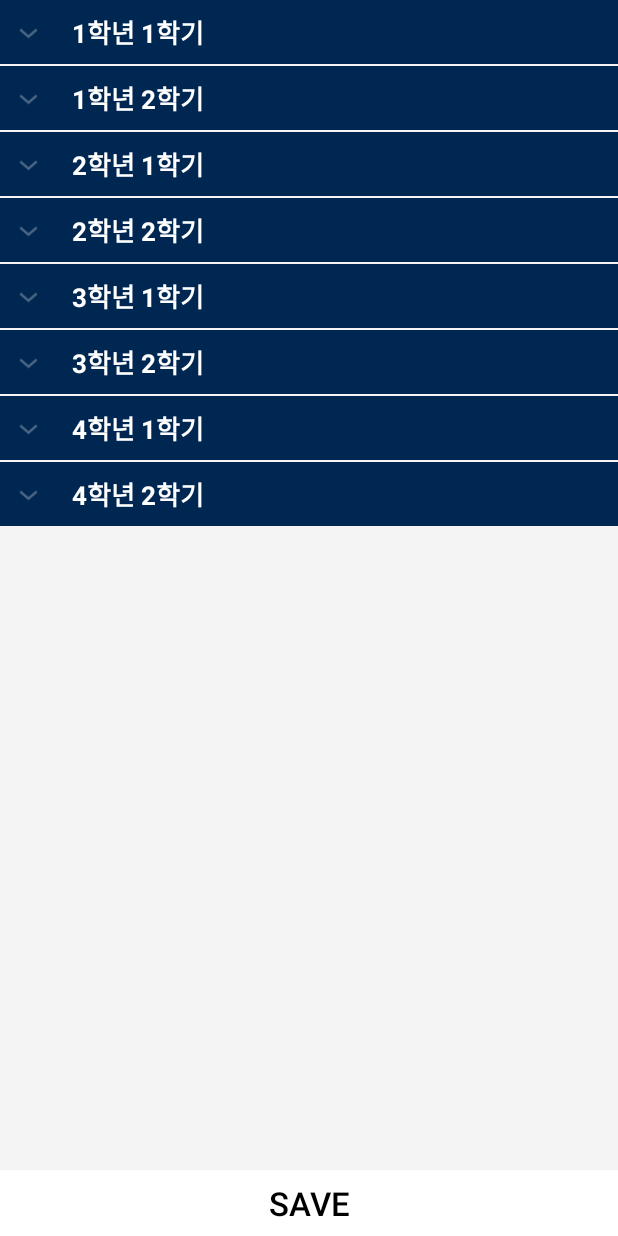
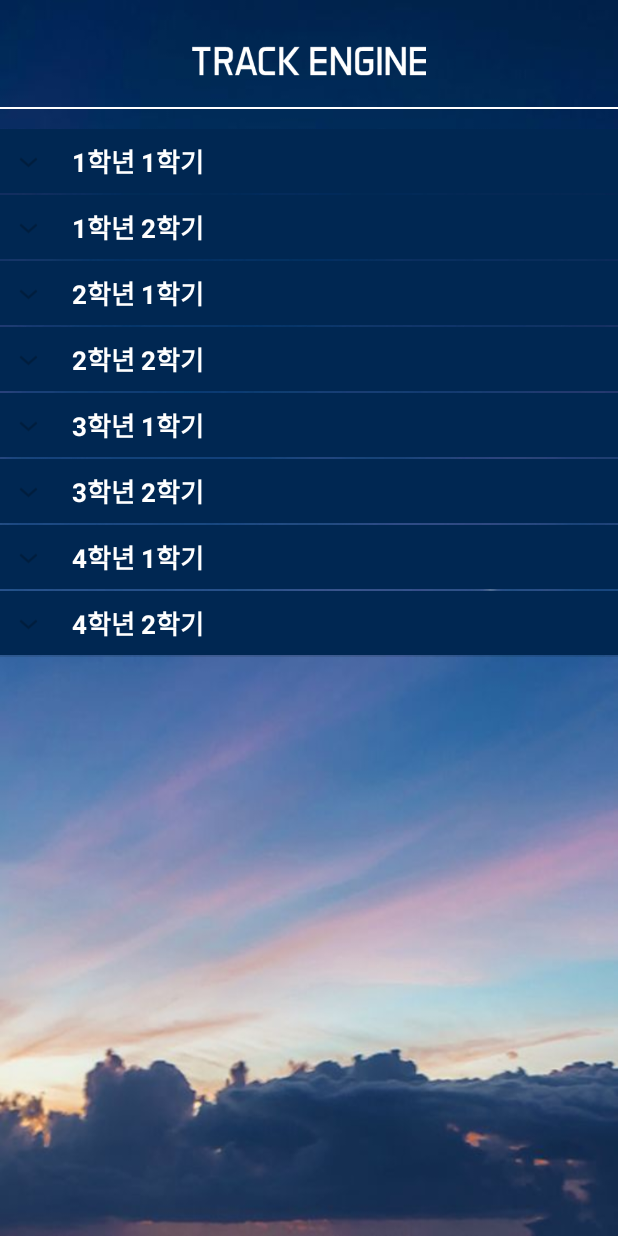
Before and after one commit to ParkMinHyun/SejongHackerton, an Android app: the RegisterStudyActivity screen opened directly, with no data from a screen before it, on a phone screen of 412 x 824 dp. Run offline under Robolectric (Android 15) with nearby library versions, the phone set to English and light mode, and no system bars.

Commit message:
액티비티 상단에 로고 삽입

```diff
--- a/TrackEngine/app/src/main/AndroidManifest.xml
+++ b/TrackEngine/app/src/main/AndroidManifest.xml
@@ -20,11 +20,10 @@
         </activity>
         <activity
             android:name=".AccreditInfoActivity"
-            android:theme="@style/Theme.AppCompat.NoActionBar" />
+            />
         <activity
             android:name=".RegisterStudyActivity"
-            android:theme="@style/Theme.AppCompat.NoActionBar" />
-        <activity android:name=".EngineerCertificationActivity" />
+           />
         <activity android:name=".VirtualRealityActivity" />
         <activity android:name=".ArtificialIntelligenceActivity" />
         <activity android:name=".ApplicationSWActivity" />
--- a/TrackEngine/app/src/main/java/com/example/parkminhyun/trackengine/RegisterStudyActivity.java
+++ b/TrackEngine/app/src/main/java/com/example/parkminhyun/trackengine/RegisterStudyActivity.java
@@ -1,9 +1,13 @@
 package com.example.parkminhyun.trackengine;
 
 import android.content.SharedPreferences;
+import android.os.Build;
 import android.os.Bundle;
+import android.support.v7.app.ActionBar;
 import android.support.v7.app.AppCompatActivity;
 import android.view.View;
+import android.view.Window;
+import android.view.WindowManager;
 import android.widget.Button;
 import android.widget.ExpandableListView;
 import android.widget.Toast;
@@ -30,8 +34,17 @@ public class RegisterStudyActivity extends AppCompatActivity {
 
     @Override
     protected void onCreate(Bundle savedInstanceState) {
+        makeTransParentStatusBar();
         super.onCreate(savedInstanceState);
+        try {
+            getSupportActionBar().setDisplayOptions(ActionBar.DISPLAY_SHOW_CUSTOM);
+            getSupportActionBar().setCustomView(R.layout.custom_bar);
+        } catch (Exception e) {
+            System.out.println(e.getMessage());
+        }
         setContentView(R.layout.activity_register_study);
+        getSupportActionBar().setDisplayOptions(ActionBar.DISPLAY_SHOW_CUSTOM);
+        getSupportActionBar().setCustomView(R.layout.custom_bar);
 
         saveBtn = (Button)findViewById(R.id.saveBtn);
         expListView = (ExpandableListView) findViewById(R.id.lvExp);
@@ -90,6 +103,13 @@ public class RegisterStudyActivity extends AppCompatActivity {
 
         // list Adapter 셋팅
         expListView.setAdapter(listAdapter);
+    }
+
+    public void makeTransParentStatusBar() {
+        if (Build.VERSION.SDK_INT >= Build.VERSION_CODES.KITKAT) {
+            Window w = getWindow(); // in Activity's onCreate() for instance
+            w.setFlags(WindowManager.LayoutParams.FLAG_LAYOUT_NO_LIMITS, WindowManager.LayoutParams.FLAG_LAYOUT_NO_LIMITS);
+        }
     }
 
     // list 아이템 셋팅
--- a/TrackEngine/app/src/main/res/layout/activity_application_sw.xml
+++ b/TrackEngine/app/src/main/res/layout/activity_application_sw.xml
@@ -7,6 +7,7 @@
     android:background="@drawable/background"
     android:fitsSystemWindows="true"
     tools:context="com.example.parkminhyun.trackengine.ApplicationSWActivity">
+
 
     <android.support.v7.widget.CardView
         android:layout_width="match_parent"
--- a/TrackEngine/app/src/main/res/layout/activity_main.xml
+++ b/TrackEngine/app/src/main/res/layout/activity_main.xml
@@ -19,9 +19,7 @@
             android:layout_height="1dp"
             android:background="#FFFFFF"
             android:layout_marginTop="15dp">
-
         </LinearLayout>
-
     </RelativeLayout>
 
     <android.support.design.widget.TabLayout
--- a/TrackEngine/app/src/main/res/layout/activity_register_study.xml
+++ b/TrackEngine/app/src/main/res/layout/activity_register_study.xml
@@ -3,8 +3,19 @@
     android:layout_width="fill_parent"
     android:layout_height="fill_parent"
     android:orientation="vertical"
-    android:background="#f4f4f4" >
-
+    android:fitsSystemWindows="true"
+    android:background="@drawable/background" >
+    <RelativeLayout
+        android:layout_width="match_parent"
+        android:layout_height="30dp"
+        android:id="@+id/introduceRelativeLayout">
+        <LinearLayout
+            android:layout_width="match_parent"
+            android:layout_height="1dp"
+            android:background="#FFFFFF"
+            android:layout_marginTop="15dp">
+        </LinearLayout>
+    </RelativeLayout>
     <ExpandableListView
         android:id="@+id/lvExp"
         android:layout_gravity="left"
--- a/TrackEngine/app/src/main/res/layout/study_item.xml
+++ b/TrackEngine/app/src/main/res/layout/study_item.xml
@@ -2,9 +2,8 @@
 <RelativeLayout xmlns:android="http://schemas.android.com/apk/res/android"
     android:padding="10dp"
     android:layout_width="match_parent"
-    android:layout_height="wrap_content">
-
-
+    android:layout_height="wrap_content"
+    android:background="@color/white">
     <TextView
         android:id="@+id/studyName"
         android:layout_width="wrap_content"
```
Also changed, not shown: TrackEngine/app/src/main/java/com/example/parkminhyun/trackengine/AccreditInfoActivity.java (+19 -0 lines), TrackEngine/app/src/main/res/layout/activity_accredit.xml (+14 -1 lines).
